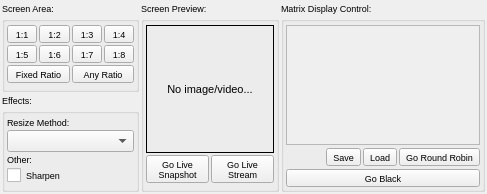
The window that desktopgui/client.ui (mxklabs/mxklabs-matrix) describes before a commit, drawn with Qt 5.
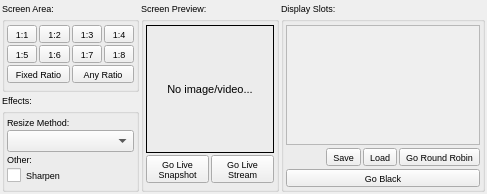
The same window after the commit.

Diff of the .ui file:
```diff
--- a/desktopgui/client.ui
+++ b/desktopgui/client.ui
@@ -592,7 +592,7 @@
        </font>
       </property>
       <property name="title">
-       <string>Matrix Display Control:</string>
+       <string>Display Slots:</string>
       </property>
       <layout class="QVBoxLayout" name="verticalLayout_3">
        <property name="spacing">
```
